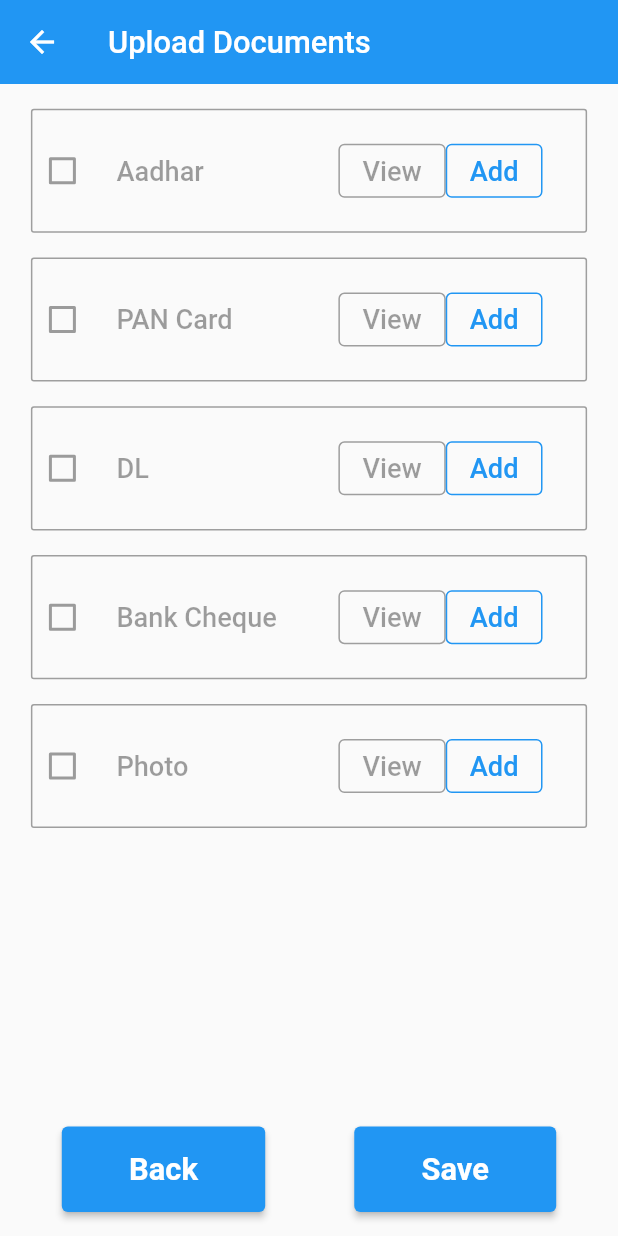
After one commit to srinjoyghosh-bot/grow_simplee_intern_assignment, a Flutter app: the UploadDocumentsView screen opened by its route, on a phone screen of 412 x 824 dp. The commit adds this screen. Run offline on Flutter 3.47's test engine with Material 2 defaults, Android fonts, the phone set to English and light mode, and no system bars; our stand-ins replace image_picker.

Commit message:
finished third screen

```diff
--- /dev/null
+++ b/lib/constants/constants.dart
@@ -0,0 +1,9 @@
+class Constants {
+  Constants._();
+
+  static const String aadhar = 'Aadhar';
+  static const String pan = 'PAN Card';
+  static const String dl = 'DL';
+  static const String bankCheque = 'Bank Cheque';
+  static const String photo = 'Photo';
+}
--- /dev/null
+++ b/lib/constants/enums.dart
@@ -0,0 +1,5 @@
+enum ViewState {
+  busy,
+  idle,
+  error,
+}
--- /dev/null
+++ b/lib/model/rider.dart
@@ -0,0 +1,21 @@
+import 'dart:io';
+
+class Rider {
+  String name, phone, address, pincode, bankAcc, ifsc;
+  List<String> localities;
+  File? aadhar, pan, dl, bankChq, photo;
+
+  Rider(
+      {required this.name,
+      required this.phone,
+      required this.address,
+      required this.pincode,
+      required this.bankAcc,
+      required this.ifsc,
+      required this.localities,
+      this.aadhar,
+      this.pan,
+      this.dl,
+      this.bankChq,
+      this.photo});
+}
--- a/lib/router.dart
+++ b/lib/router.dart
@@ -1,14 +1,25 @@
+import 'dart:io';
+
 import 'package:flutter/material.dart';
 import 'package:grow_simplee_intern_assignment/view/add_rider_view.dart';
 import 'package:grow_simplee_intern_assignment/view/home_view.dart';
+import 'package:grow_simplee_intern_assignment/view/image_view.dart';
+import 'package:grow_simplee_intern_assignment/view/upload_documents_view.dart';
 
 class AppRouter {
   static Route<dynamic> generateRoute(RouteSettings settings) {
     switch (settings.name) {
       case HomeView.id:
-        return MaterialPageRoute(builder: (_) => const HomeView());
+        return MaterialPageRoute(
+            builder: (_) => const HomeView(),
+            settings: const RouteSettings(name: HomeView.id));
       case AddRiderView.id:
         return MaterialPageRoute(builder: (_) => const AddRiderView());
+      case UploadDocumentsView.id:
+        return MaterialPageRoute(builder: (_) => const UploadDocumentsView());
+      case ImageView.id:
+        return MaterialPageRoute(
+            builder: (_) => ImageView(image: settings.arguments as File));
       default:
         return MaterialPageRoute(
             builder: (_) => Scaffold(
--- a/lib/styles.dart
+++ b/lib/styles.dart
@@ -4,6 +4,9 @@ import 'package:grow_simplee_intern_assignment/size_config.dart';
 TextStyle buttonTextStyle = TextStyle(
       fontSize: SizeConfig.blockSizeVertical * 2.5,
       fontWeight: FontWeight.bold,
+    ),
+    buttonTextStyle2 = TextStyle(
+      fontSize: SizeConfig.blockSizeVertical * 2.2,
     ),
     headerTextStyle1 = TextStyle(
       fontSize: SizeConfig.blockSizeVertical * 2.5,
--- /dev/null
+++ b/lib/view model/add_rider_viewmodel.dart
@@ -0,0 +1,132 @@
+import 'dart:io';
+
+import 'package:grow_simplee_intern_assignment/constants/constants.dart';
+import 'package:grow_simplee_intern_assignment/model/rider.dart';
+import 'package:grow_simplee_intern_assignment/view%20model/base_viewmodel.dart';
+
+class AddRiderViewModel extends BaseViewModel {
+  String? _name, _phone, _address, _pincode, _bank, _ifsc;
+  List<String>? _localities;
+  Map<String, File?> _imageMap = {
+    Constants.aadhar: null,
+    Constants.pan: null,
+    Constants.dl: null,
+    Constants.bankCheque: null,
+    Constants.photo: null,
+  };
+  Map<String, bool> _isEnabled = {
+    Constants.aadhar: false,
+    Constants.pan: false,
+    Constants.dl: false,
+    Constants.bankCheque: false,
+    Constants.photo: false,
+  };
+
+  final List<String> _allLocalities = [
+    'Civil Lines',
+    'Saharanpur',
+    'IT Roorkee',
+    'Old Roorkee'
+  ];
+
+  bool _showLocalitiesWarning = false;
+
+  void onSave(String name, String phone, String address, String pincode,
+      String bank, String ifsc, List<String> localities) {
+    _name = name;
+    _phone = phone;
+    _address = address;
+    _pincode = pincode;
+    _bank = bank;
+    _ifsc = ifsc;
+    _localities = localities;
+    // notifyListeners();
+  }
+
+  String? get name => _name;
+
+  String? get phone => _phone;
+
+  String? get address => _address;
+
+  String? get pincode => _pincode;
+
+  String? get bank => _bank;
+
+  String? get ifsc => _ifsc;
+
+  bool get showWarning => _showLocalitiesWarning;
+
+  List<String>? get selectedLocalities => [...?_localities];
+
+  List<String> get allLocalities => [..._allLocalities];
+
+  set setLocalities(List<String> value) {
+    _localities = value;
+    notifyListeners();
+  }
+
+  set setWarningStatus(bool value) {
+    _showLocalitiesWarning = value;
+    notifyListeners();
+  }
+
+  void setImage(String field, File? image) {
+    _imageMap[field] = image;
+    _isEnabled[field] = true;
+    notifyListeners();
+  }
+
+  void setEnabled(String field, bool value) {
+    _isEnabled[field] = value;
+    notifyListeners();
+  }
+
+  bool? isEnabled(String field) => _isEnabled[field];
+
+  File? getImage(String field) => _imageMap[field];
+
+  Rider saveRider() {
+    Rider rider = Rider(
+      name: _name!,
+      phone: _phone!,
+      address: _address!,
+      pincode: _pincode!,
+      bankAcc: _bank!,
+      ifsc: _ifsc!,
+      localities: _localities!,
+      aadhar: (_isEnabled[Constants.aadhar] ?? false)
+          ? _imageMap[Constants.aadhar]
+          : null,
+      bankChq: (_isEnabled[Constants.bankCheque] ?? false)
+          ? _imageMap[Constants.bankCheque]
+          : null,
+      dl: (_isEnabled[Constants.dl] ?? false) ? _imageMap[Constants.dl] : null,
+      pan: (_isEnabled[Constants.pan] ?? false)
+          ? _imageMap[Constants.pan]
+          : null,
+      photo: (_isEnabled[Constants.photo] ?? false)
+          ? _imageMap[Constants.photo]
+          : null,
+    );
+    clearAll();
+    return rider;
+  }
+
+  void clearAll() {
+    _imageMap = {
+      Constants.aadhar: null,
+      Constants.pan: null,
+      Constants.dl: null,
+      Constants.bankCheque: null,
+      Constants.photo: null,
+    };
+    _isEnabled = {
+      Constants.aadhar: false,
+      Constants.pan: false,
+      Constants.dl: false,
+      Constants.bankCheque: false,
+      Constants.photo: false,
+    };
+  }
+}
--- /dev/null
+++ b/lib/view model/base_viewmodel.dart
@@ -0,0 +1,22 @@
+import 'package:flutter/material.dart';
+
+import '../constants/enums.dart';
+
+class BaseViewModel extends ChangeNotifier {
+  ViewState _state = ViewState.idle;
+
+  ViewState get state => _state;
+
+  void setState(ViewState state) {
+    _state = state;
+    notifyListeners();
+  }
+
+  String _errorMessage = ' ';
+
+  String get errorMessage => _errorMessage;
+
+  void setErrorMessage(String errorMessage) {
+    _errorMessage = errorMessage;
+  }
+}
--- /dev/null
+++ b/lib/view model/home_viewmodel.dart
@@ -0,0 +1,17 @@
+import 'package:grow_simplee_intern_assignment/view%20model/base_viewmodel.dart';
+
+import '../model/rider.dart';
+
+class HomeViewModel extends BaseViewModel {
+  final List<Rider> _riders = [];
+  List<Rider> get riders => [..._riders];
+  void addRider(Rider rider) {
+    _riders.add(rider);
+    notifyListeners();
+  }
+
+  void removeRider(Rider rider) {
+    _riders.remove(rider);
+    notifyListeners();
+  }
+}
--- /dev/null
+++ b/lib/view/upload_documents_view.dart
@@ -0,0 +1,72 @@
+import 'package:flutter/material.dart';
+import 'package:grow_simplee_intern_assignment/constants/constants.dart';
+import 'package:grow_simplee_intern_assignment/size_config.dart';
+import 'package:grow_simplee_intern_assignment/styles.dart';
+import 'package:grow_simplee_intern_assignment/view%20model/add_rider_viewmodel.dart';
+import 'package:grow_simplee_intern_assignment/view%20model/home_viewmodel.dart';
+import 'package:grow_simplee_intern_assignment/widgets/document_tile.dart';
+import 'package:grow_simplee_intern_assignment/widgets/rectangular_fab.dart';
+import 'package:provider/provider.dart';
+
+class UploadDocumentsView extends StatefulWidget {
+  const UploadDocumentsView({Key? key}) : super(key: key);
+  static const String id = '/upload';
+
+  @override
+  State<UploadDocumentsView> createState() => _UploadDocumentsViewState();
+}
+
+class _UploadDocumentsViewState extends State<UploadDocumentsView> {
+  late AddRiderViewModel model;
+
+  void onSave() {
+    final rider = model.saveRider();
+    Provider.of<HomeViewModel>(context, listen: false).addRider(rider);
+    Navigator.popUntil(context, (route) => route.isFirst);
+  }
+
+  @override
+  Widget build(BuildContext context) {
+    model = Provider.of<AddRiderViewModel>(context);
+    return Scaffold(
+      resizeToAvoidBottomInset: false,
+      appBar: AppBar(
+        title: Text('Upload Documents', style: headerTextStyle1),
+        elevation: 0,
+      ),
+      body: Padding(
+        padding: EdgeInsets.symmetric(
+            horizontal: SizeConfig.blockSizeHorizontal * 5),
+        child: Column(
+          children: [
+            DocumentTile(title: Constants.aadhar, model: model),
+            DocumentTile(title: Constants.pan, model: model),
+            DocumentTile(title: Constants.dl, model: model),
+            DocumentTile(title: Constants.bankCheque, model: model),
+            DocumentTile(title: Constants.photo, model: model),
+          ],
+        ),
+      ),
+      floatingActionButton: Padding(
+        padding: EdgeInsets.symmetric(
+            horizontal: SizeConfig.blockSizeHorizontal * 10),
+        child: Row(
+          children: [
+            RectangularFAB(
+              text: 'Back',
+              onPress: () {
+                Navigator.of(context).pop();
+              },
+            ),
+            const Spacer(),
+            RectangularFAB(
+              text: 'Save',
+              onPress: onSave,
+            ),
+          ],
+        ),
+      ),
+      floatingActionButtonLocation: FloatingActionButtonLocation.centerFloat,
+    );
+  }
+}
--- /dev/null
+++ b/lib/widgets/document_tile.dart
@@ -0,0 +1,100 @@
+import 'dart:io';
+
+import 'package:flutter/material.dart';
+import 'package:flutter/services.dart';
+import 'package:grow_simplee_intern_assignment/size_config.dart';
+import 'package:grow_simplee_intern_assignment/styles.dart';
+import 'package:grow_simplee_intern_assignment/view%20model/add_rider_viewmodel.dart';
+import 'package:grow_simplee_intern_assignment/view/image_view.dart';
+import 'package:image_picker/image_picker.dart';
+
+class DocumentTile extends StatefulWidget {
+  const DocumentTile({Key? key, required this.title, required this.model})
+      : super(key: key);
+  final String title;
+  final AddRiderViewModel model;
+
+  @override
+  State<DocumentTile> createState() => _DocumentTileState();
+}
+
+class _DocumentTileState extends State<DocumentTile> {
+  // File? image;
+  bool pickGalleryImage = false;
+
+  Future pickImage() async {
+    try {
+      final image = await ImagePicker().pickImage(
+          source: pickGalleryImage ? ImageSource.gallery : ImageSource.camera);
+      if (image == null) return;
+      final imageTemp = File(image.path);
+      widget.model.setImage(widget.title, imageTemp);
+    } on PlatformException catch (e) {
+      // print('Failed to pick image: $e');
+      //show snackbar
+    }
+  }
+
+  void viewImage() {
+    Navigator.of(context).pushNamed(ImageView.id,
+        arguments: widget.model.getImage(widget.title));
+  }
+
+  @override
+  Widget build(BuildContext context) {
+    return Padding(
+      padding: EdgeInsets.only(top: SizeConfig.blockSizeVertical * 2),
+      child: CheckboxListTile(
+        value: widget.model.isEnabled(widget.title),
+        onChanged: widget.model.getImage(widget.title) == null
+            ? null
+            : (val) {
+                widget.model.setEnabled(widget.title, val ?? false);
+              },
+        // checkColor: Colors.blue,
+        title: Text(
+          widget.title,
+          style: bodyTextStyle1,
+        ),
+        contentPadding:
+            EdgeInsets.symmetric(vertical: SizeConfig.blockSizeVertical * 1.5),
+        secondary: SizedBox(
+          width: SizeConfig.blockSizeHorizontal * 40,
+          child: Row(
+            children: [
+              OutlinedButton(
+                onPressed: widget.model.getImage(widget.title) == null
+                    ? null
+                    : viewImage,
+                style: OutlinedButton.styleFrom(
+                  side: BorderSide(
+                      color: widget.model.getImage(widget.title) == null
+                          ? Colors.grey
+                          : Colors.blue),
+                ),
+                child: Text(
+                  'View',
+                  style: buttonTextStyle2,
+                ),
+              ),
+              OutlinedButton(
+                onPressed: pickImage,
+                style: OutlinedButton.styleFrom(
+                  side: const BorderSide(color: Colors.blue),
+                ),
+                child: Text(
+                  'Add',
+                  style: buttonTextStyle2,
+                ),
+              ),
+            ],
+          ),
+        ),
+        controlAffinity: ListTileControlAffinity.leading,
+        shape: const RoundedRectangleBorder(
+            side: BorderSide(color: Colors.grey),
+            borderRadius: BorderRadius.all(Radius.circular(2))),
+      ),
+    );
+  }
+}
--- a/lib/widgets/driver_form_field.dart
+++ b/lib/widgets/driver_form_field.dart
@@ -8,12 +8,14 @@ class DriverFormField extends StatefulWidget {
       required this.label,
       required this.textType,
       required this.validator,
-      required this.onSave})
+      required this.onSave,
+      this.initialText})
       : super(key: key);
   final String label;
   final TextInputType textType;
   final String? Function(String? val) validator;
   final void Function(String? val) onSave;
+  final String? initialText;
 
   @override
   State<DriverFormField> createState() => _DriverFormFieldState();
@@ -52,6 +54,7 @@ class _DriverFormFieldState extends State<DriverFormField> {
           keyboardType: widget.textType,
           validator: widget.validator,
           onSaved: widget.onSave,
+          initialValue: widget.initialText,
         ),
       ],
     );
--- a/pubspec.yaml
+++ b/pubspec.yaml
@@ -37,6 +37,9 @@ dependencies:
   # Use with the CupertinoIcons class for iOS style icons.
   cupertino_icons: ^1.0.2
   multiselect: ^0.1.0
+  provider: ^6.0.5
+  get_it: ^7.6.0
+  image_picker: ^0.8.7+5
 
 dev_dependencies:
   flutter_test:
```
Also changed, not shown: lib/main.dart (+11 -2 lines), lib/view/add_rider_view.dart (+32 -11 lines), lib/view/image_view.dart (added, +26 -0 lines), pubspec.lock, 1 other file.
